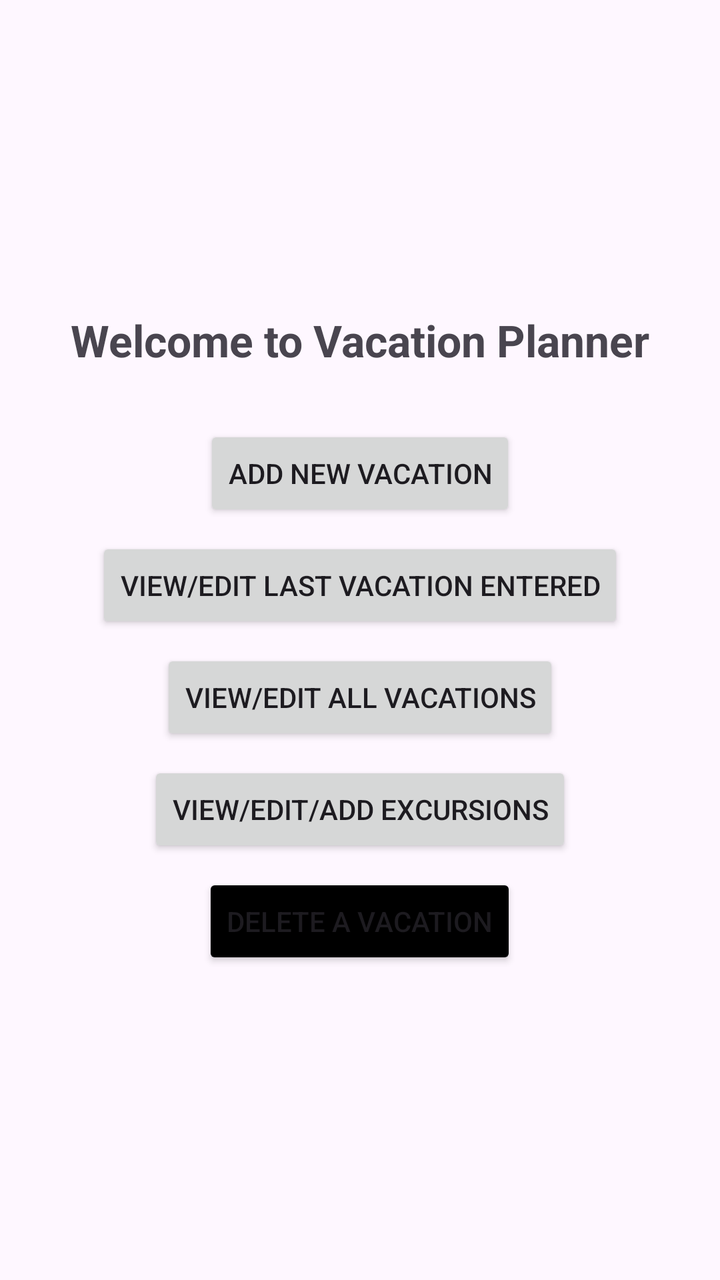
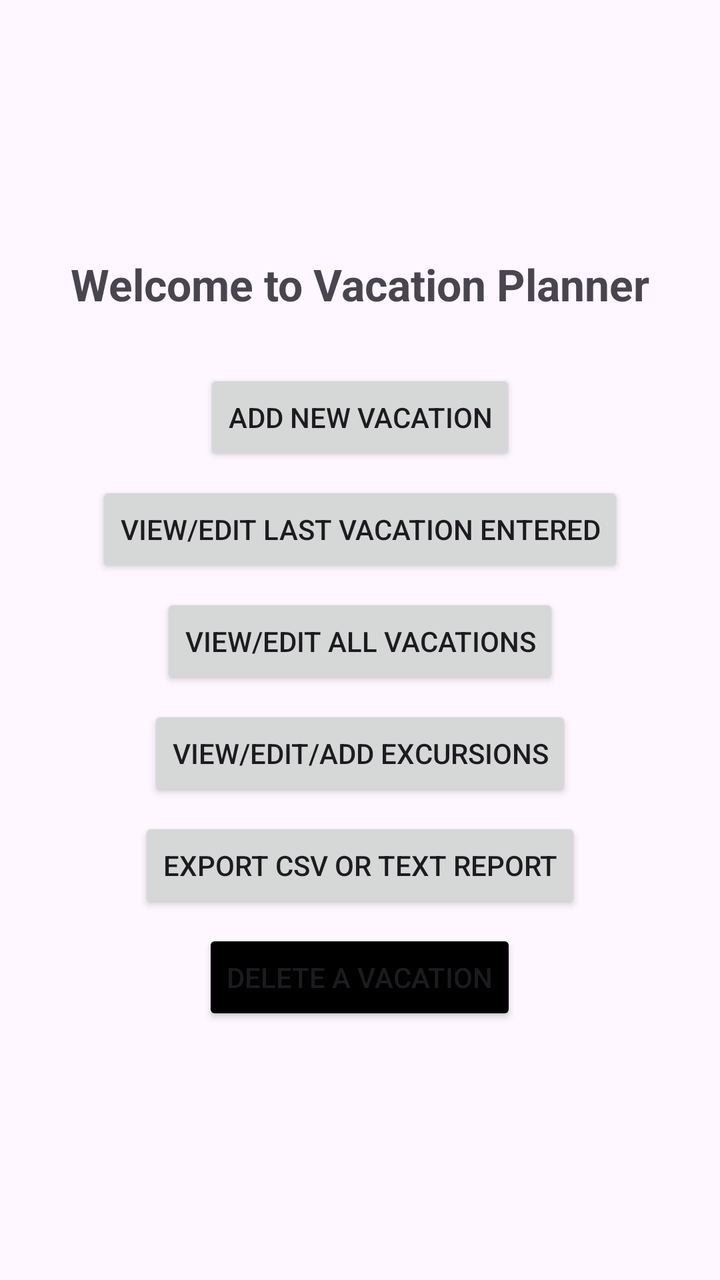

Screens rendered from an Android XML layout before and after an edit, with the pre-edit source and the edit as a unified diff.
<!-- AndroidManifest.xml: application theme Theme.D308VacationPlanner -->
<!-- res/layout/activity_main.xml -->
<LinearLayout xmlns:android="http://schemas.android.com/apk/res/android"
    android:layout_width="match_parent"
    android:layout_height="match_parent"
    android:gravity="center"
    android:orientation="vertical"
    android:padding="16dp">

    <TextView
        android:id="@+id/welcomeText"
        android:layout_width="wrap_content"
        android:layout_height="wrap_content"
        android:text="Welcome to Vacation Planner"
        android:textSize="22sp"
        android:textStyle="bold"
        android:paddingBottom="20dp"/>

    <Button
        android:id="@+id/buttonAddVacation"
        android:layout_width="wrap_content"
        android:layout_height="48dp"
        android:text="Add New Vacation"
        android:layout_marginTop="8dp" />

    <Button
        android:id="@+id/buttonViewDetails"
        android:layout_width="wrap_content"
        android:layout_height="48dp"
        android:text="View/Edit Last Vacation Entered"
        android:layout_marginTop="8dp" />

    <Button
        android:id="@+id/buttonEditVacation"
        android:layout_width="wrap_content"
        android:layout_height="48dp"
        android:text="View/Edit All Vacations"
        android:layout_marginTop="8dp" />

    <Button
        android:id="@+id/buttonViewAllVacations"
        android:layout_width="wrap_content"
        android:layout_height="48dp"
        android:text="View/Edit/Add Excursions"
        android:layout_marginTop="8dp" />

    <Button
        android:id="@+id/buttonDeleteVacation"
        android:layout_width="wrap_content"
        android:layout_height="48dp"
        android:text="Delete a Vacation"
        android:backgroundTint="@color/black"
        android:layout_marginTop="8dp" />

</LinearLayout>
<!-- resources referenced by this layout -->
<resources>
  <color name="black">#FF000000</color>
  <style name="Theme.D308VacationPlanner" parent="Base.Theme.D308VacationPlanner" />
  <style name="Base.Theme.D308VacationPlanner" parent="Theme.Material3.DayNight">
          
          <item name="colorPrimary">@color/colorPrimary</item>
      </style>
  <color name="colorPrimary">#002147</color>
</resources>

<!-- the commit's change to res/layout/activity_main.xml (unified diff, before → after) -->
@@ -43,6 +43,13 @@
         android:layout_marginTop="8dp" />
 
     <Button
+        android:id="@+id/buttonExportReport"
+        android:layout_width="wrap_content"
+        android:layout_height="48dp"
+        android:text="Export CSV or Text Report"
+        android:layout_marginTop="8dp" />
+
+    <Button
         android:id="@+id/buttonDeleteVacation"
         android:layout_width="wrap_content"
         android:layout_height="48dp"
